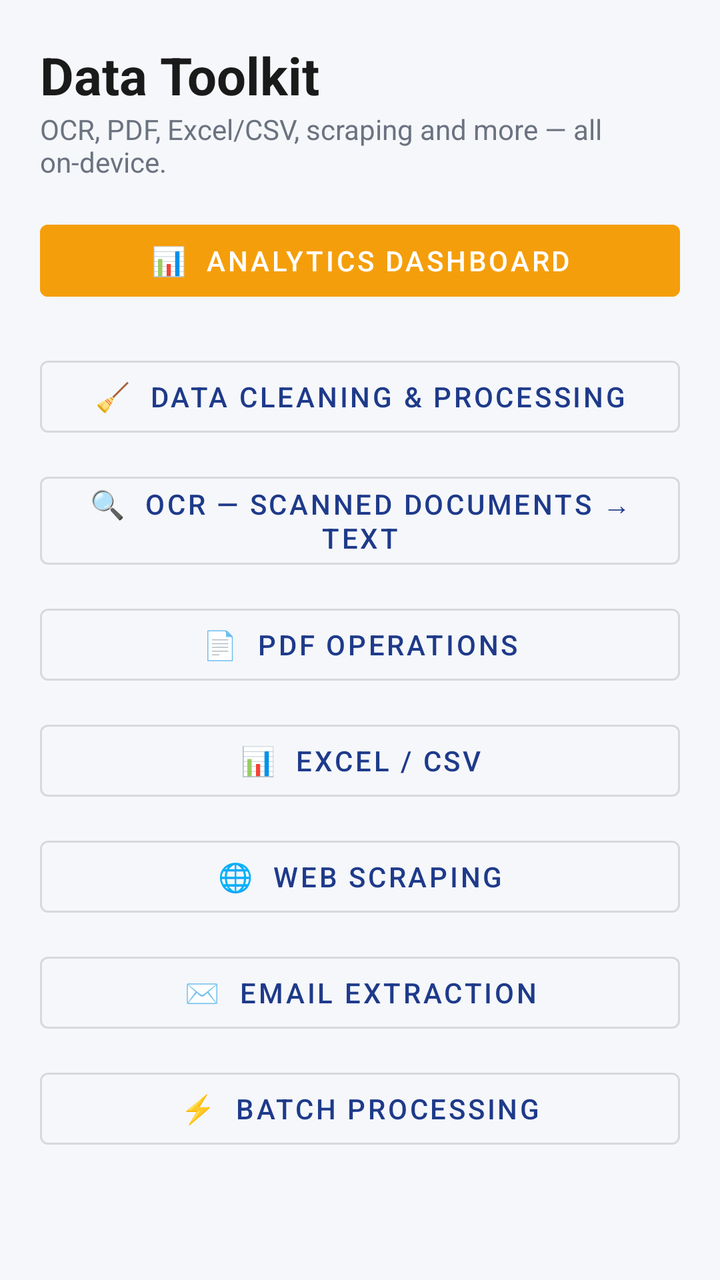
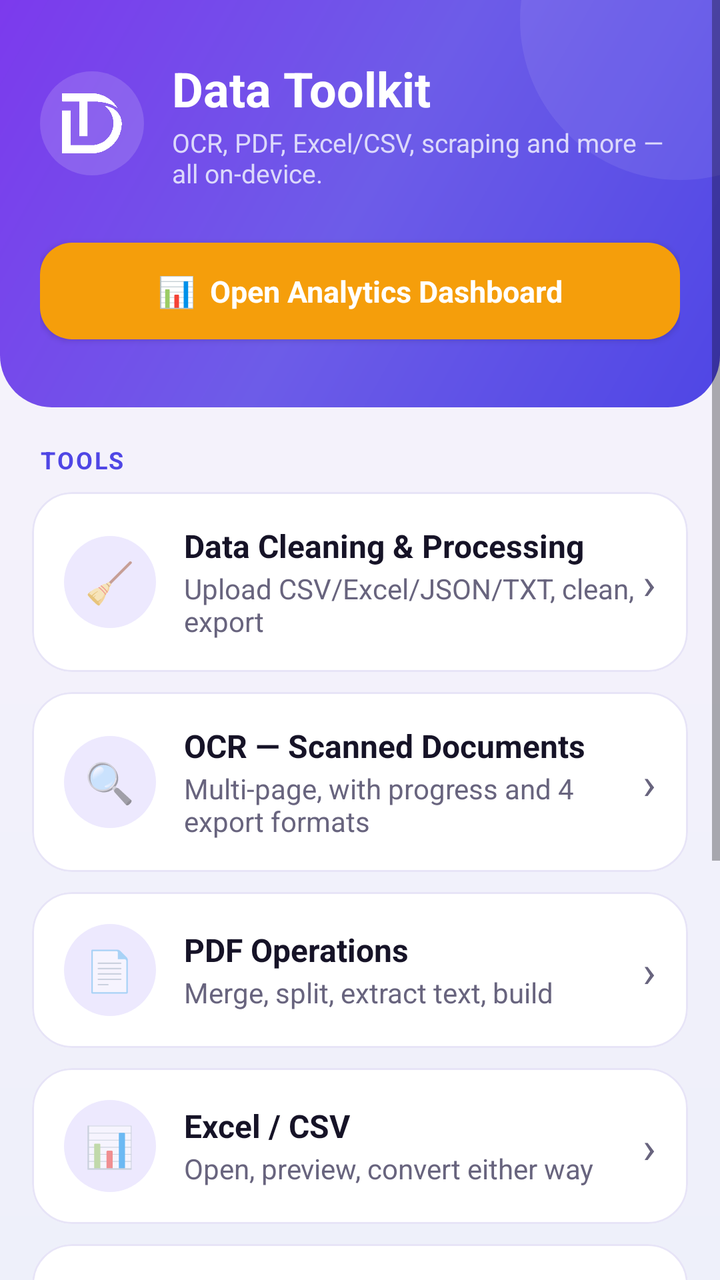

Compare the two renders of this Android layout. The source of the first and the diff that turns it into the second are given below.
<!-- AndroidManifest.xml: application theme Theme.DataToolkit -->
<!-- res/layout/activity_main.xml -->
<?xml version="1.0" encoding="utf-8"?>
<ScrollView xmlns:android="http://schemas.android.com/apk/res/android"
    android:layout_width="match_parent"
    android:layout_height="match_parent"
    android:background="@color/background">

    <LinearLayout
        android:layout_width="match_parent"
        android:layout_height="wrap_content"
        android:orientation="vertical"
        android:padding="20dp">

        <TextView
            android:layout_width="wrap_content"
            android:layout_height="wrap_content"
            android:text="Data Toolkit"
            android:textColor="@color/text_primary"
            android:textSize="26sp"
            android:textStyle="bold" />

        <TextView
            android:layout_width="wrap_content"
            android:layout_height="wrap_content"
            android:layout_marginBottom="16dp"
            android:text="OCR, PDF, Excel/CSV, scraping and more — all on-device."
            android:textColor="@color/text_secondary"
            android:textSize="14sp" />

        <com.google.android.material.button.MaterialButton
            android:id="@+id/btnDashboard"
            style="@style/Widget.MaterialComponents.Button"
            android:layout_width="match_parent"
            android:layout_height="wrap_content"
            android:layout_marginBottom="20dp"
            android:backgroundTint="@color/accent"
            android:text="📊  Analytics Dashboard" />

        <com.google.android.material.button.MaterialButton
            android:id="@+id/btnCleaning"
            style="@style/Widget.MaterialComponents.Button.OutlinedButton"
            android:layout_width="match_parent"
            android:layout_height="wrap_content"
            android:layout_marginBottom="10dp"
            android:text="🧹  Data Cleaning &amp; Processing" />

        <com.google.android.material.button.MaterialButton
            android:id="@+id/btnOcr"
            style="@style/Widget.MaterialComponents.Button.OutlinedButton"
            android:layout_width="match_parent"
            android:layout_height="wrap_content"
            android:layout_marginBottom="10dp"
            android:text="🔍  OCR — Scanned Documents → Text" />

        <com.google.android.material.button.MaterialButton
            android:id="@+id/btnPdf"
            style="@style/Widget.MaterialComponents.Button.OutlinedButton"
            android:layout_width="match_parent"
            android:layout_height="wrap_content"
            android:layout_marginBottom="10dp"
            android:text="📄  PDF Operations" />

        <com.google.android.material.button.MaterialButton
            android:id="@+id/btnExcel"
            style="@style/Widget.MaterialComponents.Button.OutlinedButton"
            android:layout_width="match_parent"
            android:layout_height="wrap_content"
            android:layout_marginBottom="10dp"
            android:text="📊  Excel / CSV" />

        <com.google.android.material.button.MaterialButton
            android:id="@+id/btnScraping"
            style="@style/Widget.MaterialComponents.Button.OutlinedButton"
            android:layout_width="match_parent"
            android:layout_height="wrap_content"
            android:layout_marginBottom="10dp"
            android:text="🌐  Web Scraping" />

        <com.google.android.material.button.MaterialButton
            android:id="@+id/btnEmail"
            style="@style/Widget.MaterialComponents.Button.OutlinedButton"
            android:layout_width="match_parent"
            android:layout_height="wrap_content"
            android:layout_marginBottom="10dp"
            android:text="✉️  Email Extraction" />

        <com.google.android.material.button.MaterialButton
            android:id="@+id/btnBatch"
            style="@style/Widget.MaterialComponents.Button.OutlinedButton"
            android:layout_width="match_parent"
            android:layout_height="wrap_content"
            android:layout_marginBottom="10dp"
            android:text="⚡  Batch Processing" />

    </LinearLayout>
</ScrollView>
<!-- resources referenced by this layout -->
<resources>
  <color name="background">#F5F7FA</color>
  <color name="text_primary">#1A1A1A</color>
  <color name="text_secondary">#6B7280</color>
  <style name="Theme.DataToolkit" parent="Theme.MaterialComponents.DayNight.NoActionBar">
          <item name="colorPrimary">@color/primary</item>
          <item name="colorPrimaryDark">@color/primary_dark</item>
          <item name="colorAccent">@color/accent</item>
          <item name="android:windowBackground">@color/background</item>
          <item name="android:statusBarColor">@color/primary_dark</item>
      </style>
  <color name="primary">#1E3A8A</color>
  <color name="primary_dark">#152A63</color>
  <!-- unchanged entries left out for length: 1 -->
</resources>

<!-- the commit's change to res/layout/activity_main.xml (unified diff, before → after) -->
@@ -1,95 +1,263 @@
 <?xml version="1.0" encoding="utf-8"?>
 <ScrollView xmlns:android="http://schemas.android.com/apk/res/android"
+    xmlns:app="http://schemas.android.com/apk/res-auto"
     android:layout_width="match_parent"
     android:layout_height="match_parent"
-    android:background="@color/background">
+    android:fillViewport="true"
+    android:clipToPadding="false"
+    android:paddingBottom="24dp">
 
     <LinearLayout
         android:layout_width="match_parent"
         android:layout_height="wrap_content"
-        android:orientation="vertical"
-        android:padding="20dp">
-
-        <TextView
-            android:layout_width="wrap_content"
-            android:layout_height="wrap_content"
-            android:text="Data Toolkit"
-            android:textColor="@color/text_primary"
-            android:textSize="26sp"
-            android:textStyle="bold" />
-
-        <TextView
-            android:layout_width="wrap_content"
-            android:layout_height="wrap_content"
-            android:layout_marginBottom="16dp"
-            android:text="OCR, PDF, Excel/CSV, scraping and more — all on-device."
-            android:textColor="@color/text_secondary"
-            android:textSize="14sp" />
-
-        <com.google.android.material.button.MaterialButton
-            android:id="@+id/btnDashboard"
-            style="@style/Widget.MaterialComponents.Button"
+        android:orientation="vertical">
+
+        
+        <FrameLayout
             android:layout_width="match_parent"
             android:layout_height="wrap_content"
-            android:layout_marginBottom="20dp"
-            android:backgroundTint="@color/accent"
-            android:text="📊  Analytics Dashboard" />
-
-        <com.google.android.material.button.MaterialButton
-            android:id="@+id/btnCleaning"
-            style="@style/Widget.MaterialComponents.Button.OutlinedButton"
+            android:background="@drawable/bg_header_flat"
+            android:paddingStart="20dp"
+            android:paddingEnd="20dp"
+            android:paddingTop="28dp"
+            android:paddingBottom="28dp">
+
+            <LinearLayout
+                android:layout_width="match_parent"
+                android:layout_height="wrap_content"
+                android:orientation="vertical">
+
+                <LinearLayout
+                    android:layout_width="match_parent"
+                    android:layout_height="wrap_content"
+                    android:orientation="horizontal"
+                    android:gravity="center_vertical">
+
+                    <FrameLayout
+                        android:layout_width="52dp"
+                        android:layout_height="52dp"
+                        android:background="@drawable/bg_icon_chip_on_primary">
+                        <ImageView
+                            android:layout_width="30dp"
+                            android:layout_height="30dp"
+                            android:layout_gravity="center"
+                            android:src="@drawable/ic_brand_mark_white"
+                            android:contentDescription="@string/app_name" />
+                    </FrameLayout>
+
+                    <LinearLayout
+                        android:layout_width="0dp"
+                        android:layout_height="wrap_content"
+                        android:layout_weight="1"
+                        android:layout_marginStart="14dp"
+                        android:orientation="vertical">
+
+                        <TextView
+                            android:layout_width="wrap_content"
+                            android:layout_height="wrap_content"
+                            android:text="Data Toolkit"
+                            android:textColor="@color/text_on_primary"
+                            android:textSize="24sp"
+                            android:textStyle="bold" />
+
+                        <TextView
+                            android:layout_width="wrap_content"
+                            android:layout_height="wrap_content"
+                            android:layout_marginTop="2dp"
+                            android:text="OCR, PDF, Excel/CSV, scraping and more — all on-device."
+                            android:textColor="@color/text_on_primary_muted"
+                            android:textSize="13sp" />
+                    </LinearLayout>
+                </LinearLayout>
+
+                <com.google.android.material.button.MaterialButton
+                    android:id="@+id/btnDashboard"
+                    android:layout_width="match_parent"
+                    android:layout_height="wrap_content"
+                    android:layout_marginTop="20dp"
+                    style="@style/Widget.App.Button.Accent"
+                    android:text="📊  Open Analytics Dashboard" />
+            </LinearLayout>
+        </FrameLayout>
+
+        
+        <LinearLayout
             android:layout_width="match_parent"
             android:layout_height="wrap_content"
-            android:layout_marginBottom="10dp"
-            android:text="🧹  Data Cleaning &amp; Processing" />
-
-        <com.google.android.material.button.MaterialButton
-            android:id="@+id/btnOcr"
-            style="@style/Widget.MaterialComponents.Button.OutlinedButton"
-            android:layout_width="match_parent"
-            android:layout_height="wrap_content"
-            android:layout_marginBottom="10dp"
-            android:text="🔍  OCR — Scanned Documents → Text" />
-
-        <com.google.android.material.button.MaterialButton
-            android:id="@+id/btnPdf"
-            style="@style/Widget.MaterialComponents.Button.OutlinedButton"
-            android:layout_width="match_parent"
-            android:layout_height="wrap_content"
-            android:layout_marginBottom="10dp"
-            android:text="📄  PDF Operations" />
-
-        <com.google.android.material.button.MaterialButton
-            android:id="@+id/btnExcel"
-            style="@style/Widget.MaterialComponents.Button.OutlinedButton"
-            android:layout_width="match_parent"
-            android:layout_height="wrap_content"
-            android:layout_marginBottom="10dp"
-            android:text="📊  Excel / CSV" />
-
-        <com.google.android.material.button.MaterialButton
-            android:id="@+id/btnScraping"
-            style="@style/Widget.MaterialComponents.Button.OutlinedButton"
-            android:layout_width="match_parent"
-            android:layout_height="wrap_content"
-            android:layout_marginBottom="10dp"
-            android:text="🌐  Web Scraping" />
-
-        <com.google.android.material.button.MaterialButton
-            android:id="@+id/btnEmail"
-            style="@style/Widget.MaterialComponents.Button.OutlinedButton"
-            android:layout_width="match_parent"
-            android:layout_height="wrap_content"
-            android:layout_marginBottom="10dp"
-            android:text="✉️  Email Extraction" />
-
-        <com.google.android.material.button.MaterialButton
-            android:id="@+id/btnBatch"
-            style="@style/Widget.MaterialComponents.Button.OutlinedButton"
-            android:layout_width="match_parent"
-            android:layout_height="wrap_content"
-            android:layout_marginBottom="10dp"
-            android:text="⚡  Batch Processing" />
-
+            android:orientation="vertical"
+            android:paddingStart="16dp"
+            android:paddingEnd="16dp"
+            android:paddingTop="18dp">
+
+            <TextView
+                android:layout_width="wrap_content"
+                android:layout_height="wrap_content"
+                android:text="TOOLS"
+                android:textAppearance="@style/TextAppearance.App.Eyebrow"
+                android:layout_marginBottom="8dp"
+                android:layout_marginStart="4dp" />
+
+            
+            <com.google.android.material.card.MaterialCardView
+                android:id="@+id/btnCleaning"
+                style="@style/Widget.App.Card.Feature"
+                android:layout_width="match_parent"
+                android:layout_height="wrap_content"
+                android:layout_marginBottom="10dp">
+                <LinearLayout
+                    android:layout_width="match_parent"
+                    android:layout_height="wrap_content"
+                    android:gravity="center_vertical"
+                    android:orientation="horizontal">
+                    <FrameLayout android:layout_width="46dp" android:layout_height="46dp" android:background="@drawable/bg_icon_chip">
+                        <TextView android:layout_width="wrap_content" android:layout_height="wrap_content" android:layout_gravity="center" android:text="🧹" android:textSize="20sp" />
+                    </FrameLayout>
+                    <LinearLayout android:layout_width="0dp" android:layout_height="wrap_content" android:layout_weight="1" android:layout_marginStart="14dp" android:orientation="vertical">
+                        <TextView android:layout_width="wrap_content" android:layout_height="wrap_content" android:text="Data Cleaning &amp; Processing" android:textAppearance="@style/TextAppearance.App.SectionTitle" />
+                        <TextView android:layout_width="wrap_content" android:layout_height="wrap_content" android:text="Upload CSV/Excel/JSON/TXT, clean, export" android:textAppearance="@style/TextAppearance.App.Body" android:layout_marginTop="1dp" />
+                    </LinearLayout>
+                    <TextView android:layout_width="wrap_content" android:layout_height="wrap_content" android:text="›" android:textSize="22sp" android:textColor="@color/text_secondary" />
+                </LinearLayout>
+            </com.google.android.material.card.MaterialCardView>
+
+            
+            <com.google.android.material.card.MaterialCardView
+                android:id="@+id/btnOcr"
+                style="@style/Widget.App.Card.Feature"
+                android:layout_width="match_parent"
+                android:layout_height="wrap_content"
+                android:layout_marginBottom="10dp">
+                <LinearLayout
+                    android:layout_width="match_parent"
+                    android:layout_height="wrap_content"
+                    android:gravity="center_vertical"
+                    android:orientation="horizontal">
+                    <FrameLayout android:layout_width="46dp" android:layout_height="46dp" android:background="@drawable/bg_icon_chip">
+                        <TextView android:layout_width="wrap_content" android:layout_height="wrap_content" android:layout_gravity="center" android:text="🔍" android:textSize="20sp" />
+                    </FrameLayout>
+                    <LinearLayout android:layout_width="0dp" android:layout_height="wrap_content" android:layout_weight="1" android:layout_marginStart="14dp" android:orientation="vertical">
+                        <TextView android:layout_width="wrap_content" android:layout_height="wrap_content" android:text="OCR — Scanned Documents" android:textAppearance="@style/TextAppearance.App.SectionTitle" />
+                        <TextView android:layout_width="wrap_content" android:layout_height="wrap_content" android:text="Multi-page, with progress and 4 export formats" android:textAppearance="@style/TextAppearance.App.Body" android:layout_marginTop="1dp" />
+                    </LinearLayout>
+                    <TextView android:layout_width="wrap_content" android:layout_height="wrap_content" android:text="›" android:textSize="22sp" android:textColor="@color/text_secondary" />
+                </LinearLayout>
+            </com.google.android.material.card.MaterialCardView>
+
+            
+            <com.google.android.material.card.MaterialCardView
+                android:id="@+id/btnPdf"
+                style="@style/Widget.App.Card.Feature"
+                android:layout_width="match_parent"
+                android:layout_height="wrap_content"
+                android:layout_marginBottom="10dp">
+                <LinearLayout
+                    android:layout_width="match_parent"
+                    android:layout_height="wrap_content"
+                    android:gravity="center_vertical"
+                    android:orientation="horizontal">
+                    <FrameLayout android:layout_width="46dp" android:layout_height="46dp" android:background="@drawable/bg_icon_chip">
+                        <TextView android:layout_width="wrap_content" android:layout_height="wrap_content" android:layout_gravity="center" android:text="📄" android:textSize="20sp" />
+                    </FrameLayout>
+                    <LinearLayout android:layout_width="0dp" android:layout_height="wrap_content" android:layout_weight="1" android:layout_marginStart="14dp" android:orientation="vertical">
+                        <TextView android:layout_width="wrap_content" android:layout_height="wrap_content" android:text="PDF Operations" android:textAppearance="@style/TextAppearance.App.SectionTitle" />
+                        <TextView android:layout_width="wrap_content" android:layout_height="wrap_content" android:text="Merge, split, extract text, build" android:textAppearance="@style/TextAppearance.App.Body" android:layout_marginTop="1dp" />
+                    </LinearLayout>
+                    <TextView android:layout_width="wrap_content" android:layout_height="wrap_content" android:text="›" android:textSize="22sp" android:textColor="@color/text_secondary" />
+                </LinearLayout>
+            </com.google.android.material.card.MaterialCardView>
+
+            
+            <com.google.android.material.card.MaterialCardView
+                android:id="@+id/btnExcel"
+                style="@style/Widget.App.Card.Feature"
+                android:layout_width="match_parent"
+                android:layout_height="wrap_content"
+                android:layout_marginBottom="10dp">
+                <LinearLayout
+                    android:layout_width="match_parent"
+                    android:layout_height="wrap_content"
+                    android:gravity="center_vertical"
+                    android:orientation="horizontal">
+                    <FrameLayout android:layout_width="46dp" android:layout_height="46dp" android:background="@drawable/bg_icon_chip">
+                        <TextView android:layout_width="wrap_content" android:layout_height="wrap_content" android:layout_gravity="center" android:text="📊" android:textSize="20sp" />
+                    </FrameLayout>
+                    <LinearLayout android:layout_width="0dp" android:layout_height="wrap_content" android:layout_weight="1" android:layout_marginStart="14dp" android:orientation="vertical">
+                        <TextView android:layout_width="wrap_content" android:layout_height="wrap_content" android:text="Excel / CSV" android:textAppearance="@style/TextAppearance.App.SectionTitle" />
+                        <TextView android:layout_width="wrap_content" android:layout_height="wrap_content" android:text="Open, preview, convert either way" android:textAppearance="@style/TextAppearance.App.Body" android:layout_marginTop="1dp" />
+                    </LinearLayout>
+                    <TextView android:layout_width="wrap_content" android:layout_height="wrap_content" android:text="›" android:textSize="22sp" android:textColor="@color/text_secondary" />
+                </LinearLayout>
+            </com.google.android.material.card.MaterialCardView>
+
+            
+            <com.google.android.material.card.MaterialCardView
+                android:id="@+id/btnScraping"
+                style="@style/Widget.App.Card.Feature"
+                android:layout_width="match_parent"
+                android:layout_height="wrap_content"
+                android:layout_marginBottom="10dp">
+                <LinearLayout
+                    android:layout_width="match_parent"
+                    android:layout_height="wrap_content"
+                    android:gravity="center_vertical"
+                    android:orientation="horizontal">
+                    <FrameLayout android:layout_width="46dp" android:layout_height="46dp" android:background="@drawable/bg_icon_chip">
+                        <TextView android:layout_width="wrap_content" android:layout_height="wrap_content" android:layout_gravity="center" android:text="🌐" android:textSize="20sp" />
+                    </FrameLayout>
+                    <LinearLayout android:layout_width="0dp" android:layout_height="wrap_content" android:layout_weight="1" android:layout_marginStart="14dp" android:orientation="vertical">
+                        <TextView android:layout_width="wrap_content" android:layout_height="wrap_content" android:text="Web Scraping" android:textAppearance="@style/TextAppearance.App.SectionTitle" />
+                        <TextView android:layout_width="wrap_content" android:layout_height="wrap_content" android:text="Auto-detected fields, exported to Excel" android:textAppearance="@style/TextAppearance.App.Body" android:layout_marginTop="1dp" />
+                    </LinearLayout>
+                    <TextView android:layout_width="wrap_content" android:layout_height="wrap_content" android:text="›" android:textSize="22sp" android:textColor="@color/text_secondary" />
+                </LinearLayout>
+            </com.google.android.material.card.MaterialCardView>
+
+            
+            <com.google.android.material.card.MaterialCardView
+                android:id="@+id/btnEmail"
+                style="@style/Widget.App.Card.Feature"
+                android:layout_width="match_parent"
+                android:layout_height="wrap_content"
+                android:layout_marginBottom="10dp">
+                <LinearLayout
+                    android:layout_width="match_parent"
+                    android:layout_height="wrap_content"
+                    android:gravity="center_vertical"
+                    android:orientation="horizontal">
+                    <FrameLayout android:layout_width="46dp" android:layout_height="46dp" android:background="@drawable/bg_icon_chip">
+                        <TextView android:layout_width="wrap_content" android:layout_height="wrap_content" android:layout_gravity="center" android:text="✉️" android:textSize="20sp" />
+                    </FrameLayout>
+                    <LinearLayout android:layout_width="0dp" android:layout_height="wrap_content" android:layout_weight="1" android:layout_marginStart="14dp" android:orientation="vertical">
+                        <TextView android:layout_width="wrap_content" android:layout_height="wrap_content" android:text="Email Extraction" android:textAppearance="@style/TextAppearance.App.SectionTitle" />
+                        <TextView android:layout_width="wrap_content" android:layout_height="wrap_content" android:text="Pull &amp; validate emails from text or a page" android:textAppearance="@style/TextAppearance.App.Body" android:layout_marginTop="1dp" />
+                    </LinearLayout>
+                    <TextView android:layout_width="wrap_content" android:layout_height="wrap_content" android:text="›" android:textSize="22sp" android:textColor="@color/text_secondary" />
+                </LinearLayout>
+            </com.google.android.material.card.MaterialCardView>
+
+            
+            <com.google.android.material.card.MaterialCardView
+                android:id="@+id/btnBatch"
+                style="@style/Widget.App.Card.Feature"
+                android:layout_width="match_parent"
+                android:layout_height="wrap_content"
+                android:layout_marginBottom="4dp">
+                <LinearLayout
+                    android:layout_width="match_parent"
+                    android:layout_height="wrap_content"
+                    android:gravity="center_vertical"
+                    android:orientation="horizontal">
+                    <FrameLayout android:layout_width="46dp" android:layout_height="46dp" android:background="@drawable/bg_icon_chip">
+                        <TextView android:layout_width="wrap_content" android:layout_height="wrap_content" android:layout_gravity="center" android:text="⚡" android:textSize="20sp" />
+                    </FrameLayout>
+                    <LinearLayout android:layout_width="0dp" android:layout_height="wrap_content" android:layout_weight="1" android:layout_marginStart="14dp" android:orientation="vertical">
+                        <TextView android:layout_width="wrap_content" android:layout_height="wrap_content" android:text="Batch Processing" android:textAppearance="@style/TextAppearance.App.SectionTitle" />
+                        <TextView android:layout_width="wrap_content" android:layout_height="wrap_content" android:text="Queue OCR or PDF jobs in the background" android:textAppearance="@style/TextAppearance.App.Body" android:layout_marginTop="1dp" />
+                    </LinearLayout>
+                    <TextView android:layout_width="wrap_content" android:layout_height="wrap_content" android:text="›" android:textSize="22sp" android:textColor="@color/text_secondary" />
+                </LinearLayout>
+            </com.google.android.material.card.MaterialCardView>
+
+        </LinearLayout>
     </LinearLayout>
 </ScrollView>
<!-- resource entries referenced after the edit -->
@@ -1,17 +1,127 @@
 <!-- resources referenced by this layout -->
 <resources>
-  <color name="background">#F5F7FA</color>
-  <color name="text_primary">#1A1A1A</color>
-  <color name="text_secondary">#6B7280</color>
+  <color name="text_on_primary">#FFFFFF</color>
+  <color name="text_on_primary_muted">#DCD9FB</color>
+  <color name="background">#F3F1FB</color>
+  <color name="ripple_on_primary">#33FFFFFF</color>
+  <color name="surface">#FFFFFF</color>
+  <color name="stroke">#E7E4F7</color>
+  <color name="text_primary">#161327</color>
+  <style name="Widget.App.Button.Primary" parent="Widget.MaterialComponents.Button">
+          <item name="backgroundTint">@color/primary</item>
+          <item name="cornerRadius">16dp</item>
+          <item name="android:textAllCaps">false</item>
+          <item name="android:textStyle">bold</item>
+          <item name="android:textSize">15sp</item>
+          <item name="android:letterSpacing">0</item>
+          <item name="android:paddingTop">14dp</item>
+          <item name="android:paddingBottom">14dp</item>
+          <item name="rippleColor">@color/ripple_on_primary</item>
+          <item name="elevation">2dp</item>
+      </style>
+  <style name="Widget.App.Card" parent="Widget.MaterialComponents.CardView">
+          <item name="cardCornerRadius">20dp</item>
+          <item name="cardElevation">3dp</item>
+          <item name="cardBackgroundColor">@color/surface</item>
+          <item name="strokeColor">@color/stroke</item>
+          <item name="strokeWidth">1dp</item>
+          <item name="contentPadding">16dp</item>
+          <item name="rippleColor">@color/icon_chip_bg</item>
+      </style>
+  <color name="text_secondary">#68647E</color>
+  <!-- drawable bg_header_flat (drawable) -->
+  <?xml version="1.0" encoding="utf-8"?>
+  <layer-list xmlns:android="http://schemas.android.com/apk/res/android">
+      <item>
+          <shape android:shape="rectangle">
+              <corners android:bottomLeftRadius="26dp" android:bottomRightRadius="26dp" />
+              <gradient
+                  android:type="linear"
+                  android:angle="135"
+                  android:startColor="@color/gradient_start"
+                  android:centerColor="@color/gradient_mid"
+                  android:endColor="@color/gradient_end" />
+          </shape>
+      </item>
+      <item android:gravity="top|end" android:width="160dp" android:height="160dp" android:top="-70dp" android:end="-60dp">
+          <shape android:shape="oval">
+              <solid android:color="#14FFFFFF" />
+          </shape>
+      </item>
+  </layer-list>
+  <!-- drawable bg_icon_chip (drawable) -->
+  <?xml version="1.0" encoding="utf-8"?>
+  <shape xmlns:android="http://schemas.android.com/apk/res/android" android:shape="oval">
+      <solid android:color="@color/icon_chip_bg" />
+  </shape>
+  <!-- drawable bg_icon_chip_on_primary (drawable) -->
+  <?xml version="1.0" encoding="utf-8"?>
+  <shape xmlns:android="http://schemas.android.com/apk/res/android" android:shape="oval">
+      <solid android:color="#26FFFFFF" />
+  </shape>
+  <!-- drawable ic_brand_mark_white: png bitmap (drawable-xxxhdpi, 10853 bytes) -->
+  <string name="app_name">Data Toolkit</string>
+  <style name="TextAppearance.App.Body">
+          <item name="android:textColor">@color/text_secondary</item>
+          <item name="android:textSize">14sp</item>
+          <item name="android:lineSpacingExtra">3dp</item>
+      </style>
+  <style name="TextAppearance.App.Eyebrow" parent="TextAppearance.MaterialComponents.Overline">
+          <item name="android:textColor">@color/primary</item>
+          <item name="android:textStyle">bold</item>
+          <item name="android:letterSpacing">0.08</item>
+          <item name="android:textSize">12sp</item>
+      </style>
+  <style name="TextAppearance.App.SectionTitle">
+          <item name="android:textColor">@color/text_primary</item>
+          <item name="android:textStyle">bold</item>
+          <item name="android:textSize">16sp</item>
+      </style>
+  <style name="Widget.App.Button.Accent" parent="Widget.App.Button.Primary">
+          <item name="backgroundTint">@color/accent</item>
+      </style>
+  <style name="Widget.App.Card.Feature" parent="Widget.App.Card">
+          <item name="cardElevation">0dp</item>
+          <item name="rippleColor">@color/icon_chip_bg</item>
+          <item name="android:foreground">?attr/selectableItemBackground</item>
+          <item name="android:clickable">true</item>
+          <item name="android:focusable">true</item>
+      </style>
   <style name="Theme.DataToolkit" parent="Theme.MaterialComponents.DayNight.NoActionBar">
           <item name="colorPrimary">@color/primary</item>
           <item name="colorPrimaryDark">@color/primary_dark</item>
+          <item name="colorPrimaryVariant">@color/secondary</item>
           <item name="colorAccent">@color/accent</item>
-          <item name="android:windowBackground">@color/background</item>
-          <item name="android:statusBarColor">@color/primary_dark</item>
+          <item name="colorSecondary">@color/secondary</item>
+          <item name="colorOnPrimary">@color/text_on_primary</item>
+          <item name="android:windowBackground">@drawable/bg_app_gradient</item>
+          <item name="android:statusBarColor">@color/gradient_start</item>
+          <item name="android:navigationBarColor">@color/background</item>
+          <item name="android:windowLightStatusBar" tools:targetApi="23">false</item>
+          <item name="materialButtonStyle">@style/Widget.App.Button.Primary</item>
+          <item name="android:fontFamily">sans-serif</item>
       </style>
-  <color name="primary">#1E3A8A</color>
-  <color name="primary_dark">#152A63</color>
+  <color name="gradient_start">#4F46E5</color>
+  <color name="gradient_mid">#6D5CE8</color>
+  <color name="gradient_end">#7C3AED</color>
+  <color name="icon_chip_bg">#EDE9FE</color>
+  <color name="primary">#4F46E5</color>
+  <color name="primary_dark">#3730A3</color>
+  <color name="secondary">#7C3AED</color>
+  <!-- drawable bg_app_gradient (drawable) -->
+  <?xml version="1.0" encoding="utf-8"?>
+  <layer-list xmlns:android="http://schemas.android.com/apk/res/android">
+      <item>
+          <shape android:shape="rectangle">
+              <gradient
+                  android:type="linear"
+                  android:angle="90"
+                  android:startColor="#EEF0FA"
+                  android:centerColor="#F3F1FB"
+                  android:endColor="#F7F5FC" />
+          </shape>
+      </item>
+  </layer-list>
   <!-- unchanged entries left out for length: 1 -->
 </resources>
 
